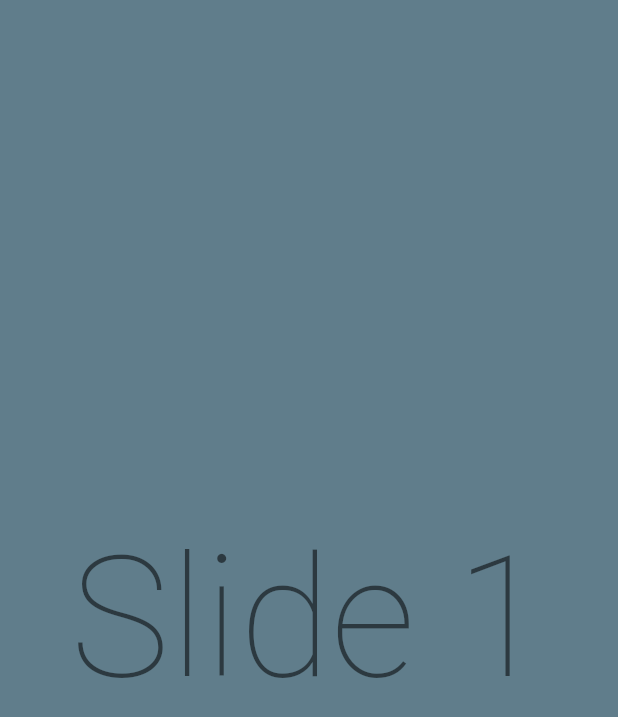
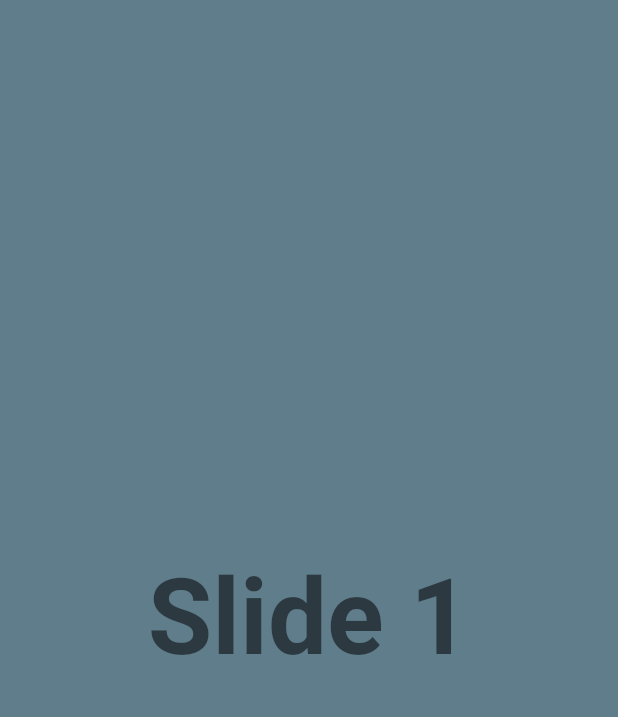
Before and after one commit to bierbaumtim/flutter_keynote, a Flutter app: the screen it shows after launch, on a phone screen of 412 x 824 dp. Shown: the top 717 px of the screen. Run offline on Flutter 3.47's test engine with Material 2 defaults, Android fonts, the phone set to English and light mode, and no system bars; our stand-ins replace flare_flutter, page_transition.

```diff
--- a/example/lib/src/app.dart
+++ b/example/lib/src/app.dart
@@ -26,7 +26,16 @@ class KeynoteExampleApp extends StatelessWidget {
     return KeynoteApp(
       title: 'Flutter Keynote Example',
       slides: slides,
-      transition: KeynoteTransition.rightToLeft,
+      transition: KeynoteTransition.fade,
+      theme: ThemeData(
+        textTheme: TextTheme(
+          display4: TextStyle(
+            fontSize: 70.0,
+            fontWeight: FontWeight.bold
+          )
+        )
+      ),
+      swipeGesture: true,
     );
   }
 
--- a/lib/src/keynote_app.dart
+++ b/lib/src/keynote_app.dart
@@ -11,12 +11,20 @@ class KeynoteApp extends StatelessWidget {
   final String title;
   final List<Widget> slides;
   final KeynoteTransition transition;
+  final ThemeData theme;
+  final ThemeData darkTheme;
+  final ThemeMode themeMode;
+  final bool swipeGesture;
 
   const KeynoteApp({
     Key key,
     @required this.slides,
     this.transition = KeynoteTransition.fade,
-    this.title = 'Flutter Keynote'
+    this.title = 'Flutter Keynote',
+    this.theme,
+    this.darkTheme,
+    this.themeMode,
+    this.swipeGesture = true,
   }) : super(key: key);
 
   @override
@@ -31,11 +39,17 @@ class KeynoteApp extends StatelessWidget {
           return MaterialApp(
             title: this.title,
             debugShowCheckedModeBanner: false,
+            theme: this.theme,
+            darkTheme: this.darkTheme,
+            themeMode: this.themeMode,
             initialRoute: keynoteProvider.getPageIndex().toString(),
             onGenerateRoute: (RouteSettings settings) {
               return PageTransition(
                 type: getTransitionType(transition),
-                child: SlideBase(child: slides[int.parse(settings.name)])
+                child: SlideBase(
+                  child: slides[int.parse(settings.name)],
+                  swipeGesture: swipeGesture,
+                )
               );
             },
           );
--- a/lib/src/slide_base.dart
+++ b/lib/src/slide_base.dart
@@ -7,8 +7,9 @@ import 'package:flutter_keynote/src/providers/keynote_provider.dart';
 class SlideBase extends StatefulWidget {
 
   final Widget child;
+  final bool swipeGesture;
 
-  SlideBase({Key key, @required this.child}) : super(key: key);
+  SlideBase({Key key, @required this.child, this.swipeGesture}) : super(key: key);
 
   @override
   _SlideBaseState createState() => _SlideBaseState();
@@ -17,8 +18,6 @@ class SlideBase extends StatefulWidget {
 class _SlideBaseState extends State<SlideBase> {
 
   final FocusNode focusNode = FocusNode();
-  DragStartDetails _startDetails;
-  DragUpdateDetails _updateDetails;
 
   @override
   void initState() {
@@ -49,7 +48,9 @@ class _SlideBaseState extends State<SlideBase> {
               }
             }
           },
-          child: addSwipeDetector(keynoteProvider)
+          child: widget.swipeGesture ?
+            addSwipeDetector(keynoteProvider) :
+            widget.child
         );
       }
     );
@@ -57,18 +58,11 @@ class _SlideBaseState extends State<SlideBase> {
 
   Widget addSwipeDetector(KeynoteProvider keynoteProvider) {
     return GestureDetector(
-      onHorizontalDragStart: (DragStartDetails startDetails) {
-        _startDetails = startDetails;
-      },
-      onHorizontalDragUpdate: (DragUpdateDetails updateDetails) {
-        _updateDetails = updateDetails;
-      },
-      onHorizontalDragEnd: (DragEndDetails endDetails) {
-        double dy = _updateDetails.globalPosition.dy - _startDetails.globalPosition.dy;
-        if(dy > 10) {
+      onPanUpdate: (DragUpdateDetails endDetails) {
+        if(endDetails.delta.dx > 10) {
           keynoteProvider.previousPage(context);
         }
-        if(dy < -10) {
+        if(endDetails.delta.dx < -10) {
           keynoteProvider.nextPage(context);
         }
       },
```
